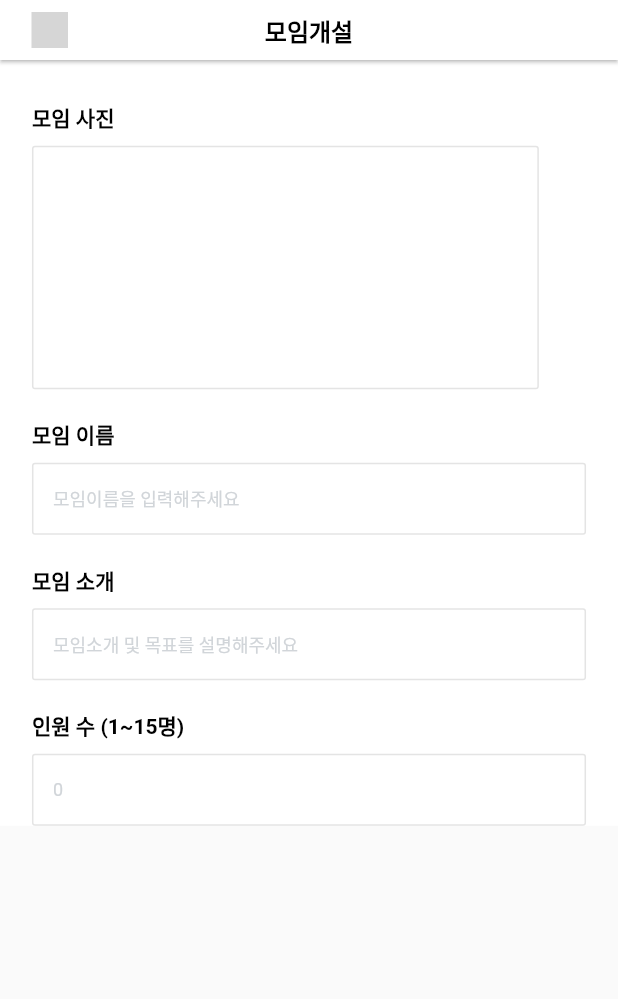
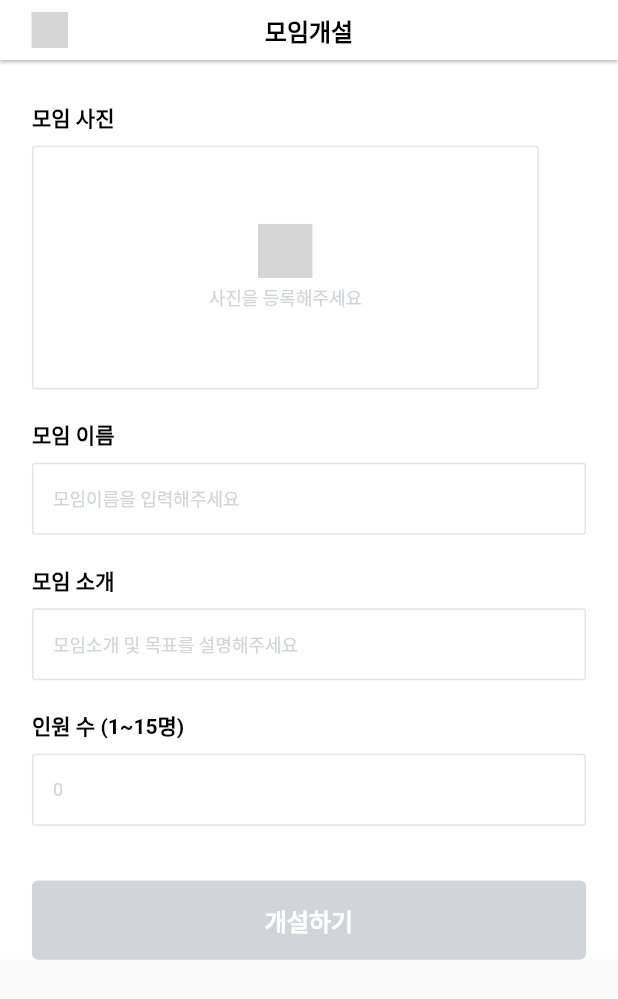
Before and after one commit to LiiNen/LiiNen-Flutter-Source, a Flutter app: the ClubDetailSetupView screen opened directly, on a phone screen of 412 x 824 dp. Shown: the top 999 px of the screen. Run offline on Flutter 3.47's test engine with Material 2 defaults, Android fonts, the phone set to English and light mode, and no system bars; our stand-ins replace flutter_svg, flutter_swiper, fluttertoast, google_mobile_ads, image_picker, shared_preferences; accounts and stored records are empty; Roboto replaces fonts that are missing (AppleSDGothicNeo); grey boxes are pictures that could not be loaded.

Commit message:
Add detail creation functional works with remove unused code

```diff
--- a/lib/clubObject.dart
+++ b/lib/clubObject.dart
@@ -2,7 +2,6 @@ import 'package:flutter/cupertino.dart';
 import 'package:flutter/material.dart';
 import 'package:my_flutter_source/functionCollection.dart';
 import 'infoView.dart';
-import 'containerCollection.dart';
 
 class ClubObject {
   final int clubId;
--- a/lib/loginView/categorySetupView.dart
+++ b/lib/loginView/categorySetupView.dart
@@ -5,7 +5,6 @@ import 'package:my_flutter_source/loginView/loginWidgets.dart';
 import 'package:my_flutter_source/main.dart';
 import 'package:my_flutter_source/functionCollection.dart';
 import 'package:my_flutter_source/navView/navView.dart';
-import 'package:my_flutter_source/navView/profileView/profileView.dart';
 
 class CategorySetupView extends StatefulWidget {
   @override
--- a/lib/loginView/loginView.dart
+++ b/lib/loginView/loginView.dart
@@ -6,7 +6,6 @@ import 'package:shared_preferences/shared_preferences.dart';
 import '../navView/navView.dart';
 import 'loginEmailView.dart';
 import 'package:my_flutter_source/main.dart';
-import 'package:my_flutter_source/constraintCollection.dart';
 
 class LoginView extends StatefulWidget {
   @override
--- a/lib/navView/homeView/clubCreationView/clubDetailSetupView.dart
+++ b/lib/navView/homeView/clubCreationView/clubDetailSetupView.dart
@@ -1,6 +1,8 @@
 import 'dart:io';
 
 import 'package:flutter/material.dart';
+import 'package:flutter_svg/svg.dart';
+import 'package:image_picker/image_picker.dart';
 import 'package:my_flutter_source/constraintCollection.dart';
 import 'package:my_flutter_source/containerCollection.dart';
 import 'package:my_flutter_source/functionCollection.dart';
@@ -18,6 +20,9 @@ class _ClubDetailSetupView extends State<ClubDetailSetupView> {
   FocusNode clubNameFocusNode = FocusNode();
   FocusNode clubIntroFocusNode = FocusNode();
   FocusNode clubLimitFocusNode = FocusNode();
+
+  PickedFile? _clubImage;
+  bool _fieldComplete = false;
 
   @override
   Widget build(BuildContext context) {
@@ -46,11 +51,24 @@ class _ClubDetailSetupView extends State<ClubDetailSetupView> {
                 detailTitle('모임 소개'),
                 // TODO : max line setup
                 _setupTextField(placeholder: '모임소개 및 목표를 설명해주세요', controller: clubIntroController, focusNode: clubIntroFocusNode,
-                  nextNode: clubLimitFocusNode
+                  nextNode: clubLimitFocusNode,
+                  isIntro: true
                 ),
                 detailTitle('인원 수 (1~15명)'),
                 _setupTextField(placeholder: '0', controller: clubLimitController, focusNode: clubLimitFocusNode,
-                  isNext: false,
+                  isNext: false, isNum: true
+                ),
+                sizedBox(36),
+                GestureDetector(
+                  onTap: () {_nextStep();},
+                  child: Container(
+                    decoration: BoxDecoration(
+                      borderRadius: BorderRadius.all(Radius.circular(4)),
+                      color: _fieldComplete ? Color(0xff0958c5) : Color(0xffd1d5d9)
+                    ),
+                    height: 52 * responsiveScale,
+                    child: Center(child: Text('개설하기', style: textStyle(color: Colors.white, weight: 600, size: 16.0))),
+                  )
                 )
               ]
             )
@@ -69,7 +87,7 @@ class _ClubDetailSetupView extends State<ClubDetailSetupView> {
 
   GestureDetector clubImageSetupContainer() {
     return GestureDetector(
-      onTap: () => {},
+      onTap: _modifyImage,
       child: Container(
         width: 333 * responsiveScale,
         height: 160 * responsiveScale,
@@ -77,11 +95,22 @@ class _ClubDetailSetupView extends State<ClubDetailSetupView> {
           borderRadius: BorderRadius.all(Radius.circular(2)),
           border: Border.all(color: Color(0xffe4e4e4), width: 1),
         ),
+        child: _clubImage == null ? Center(
+          child: Column(
+            mainAxisAlignment: MainAxisAlignment.center,
+            crossAxisAlignment: CrossAxisAlignment.center,
+            children: [
+              SvgPicture.asset('asset/image/icoPhoto.svg', width: 36, height: 36),
+              sizedBox(4),
+              Text('사진을 등록해주세요', style: textStyle(color: Color(0xffd1d5d9), weight: 400, size: 12.0))
+            ],
+          )
+        ) : Image.file(File(_clubImage!.path), width: 333 * responsiveScale, height: 160 * responsiveScale, fit: BoxFit.contain)
       )
     );
   }
 
-  _setupTextField({required String placeholder, required TextEditingController controller, required FocusNode focusNode, bool isNext=true, FocusNode? nextNode}) {
+  _setupTextField({required String placeholder, required TextEditingController controller, required FocusNode focusNode, bool isNext=true, FocusNode? nextNode, bool isNum=false, bool isIntro=false}) {
     return TextField(
       controller: controller,
       focusNode: focusNode,
@@ -93,15 +122,38 @@ class _ClubDetailSetupView extends State<ClubDetailSetupView> {
         hintStyle: textStyle(color: Color(0xffd1d5d9), weight: 400, size: 12.0)
       ),
       style: textStyle(weight: 600, size: 12.0),
-      textInputAction: isNext ? TextInputAction.next : TextInputAction.done,
-      //TODO : remove warning
+      keyboardType: isNum ? TextInputType.number : (isIntro ? TextInputType.multiline : TextInputType.text),
+      textInputAction: isNext ? TextInputAction.next : (isIntro ? TextInputAction.newline : TextInputAction.done),
+      maxLines: isIntro ? null : 1,
+      onChanged: (value) {
+        setState(() {
+          _fieldComplete = (clubNameController.text != '' && clubIntroController.text != '' && (clubLimitController.text != '' && int.parse(clubLimitController.text) > 0));
+        });
+      },
       onSubmitted: (value) {
-        if(nextNode != null) nextNode!.requestFocus();
-        else sendAction();
+        if(isIntro) return;
+        else if(nextNode != null) nextNode.requestFocus();
+        else _nextStep();
       },
     );
   }
-  void sendAction() {
 
+  Future _modifyImage() async {
+    final ImagePicker _imagePicker = ImagePicker();
+    final _pickedImage = await _imagePicker.getImage(source: ImageSource.gallery);
+    setState(() {
+      if (_pickedImage != null) {
+        print('hello');
+        _clubImage = _pickedImage;
+      } else {
+        print('No image selected.');
+      }
+    });
+  }
+
+  void _nextStep() {
+    if(_fieldComplete) {
+      // TODO : club creation done
+    }
   }
 }
--- a/lib/navView/searchView/searchResult/textResultView.dart
+++ b/lib/navView/searchView/searchResult/textResultView.dart
@@ -1,8 +1,6 @@
 import 'package:flutter/material.dart';
 import 'package:flutter_svg/svg.dart';
-import 'package:my_flutter_source/containerCollection.dart';
 import 'package:my_flutter_source/functionCollection.dart';
-import 'package:my_flutter_source/main.dart';
 import 'package:shared_preferences/shared_preferences.dart';
 import 'resultItemContainer.dart';
 
```
Also changed, not shown: lib/adMob/adMobItem.dart (+1 -11 lines).
